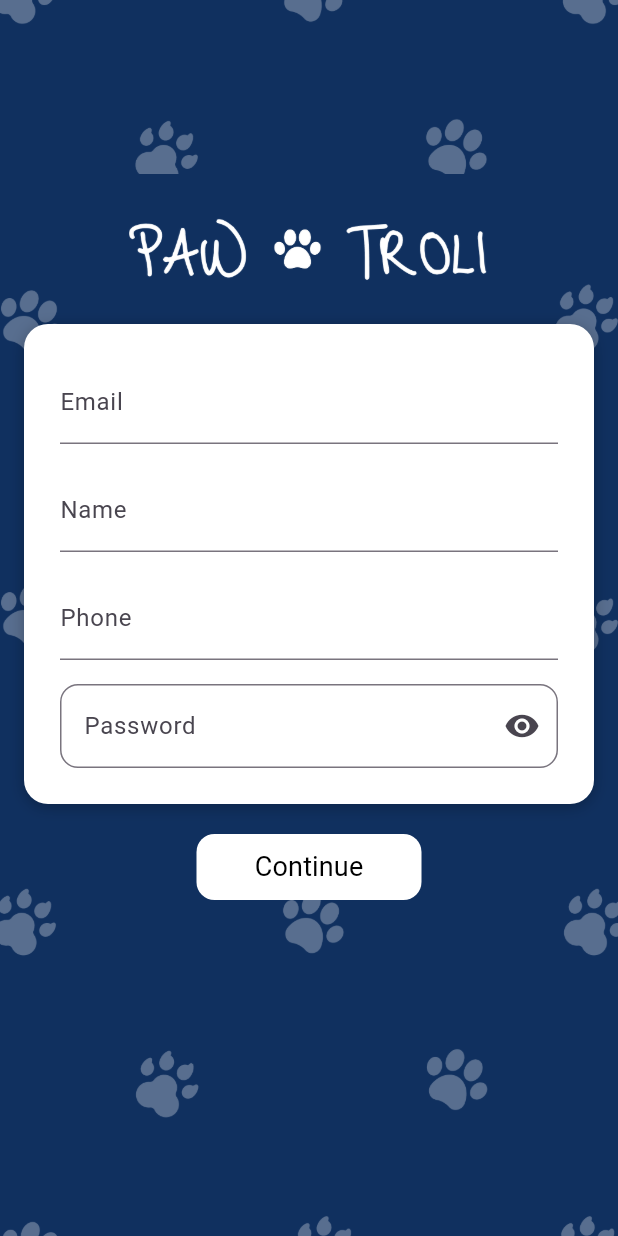
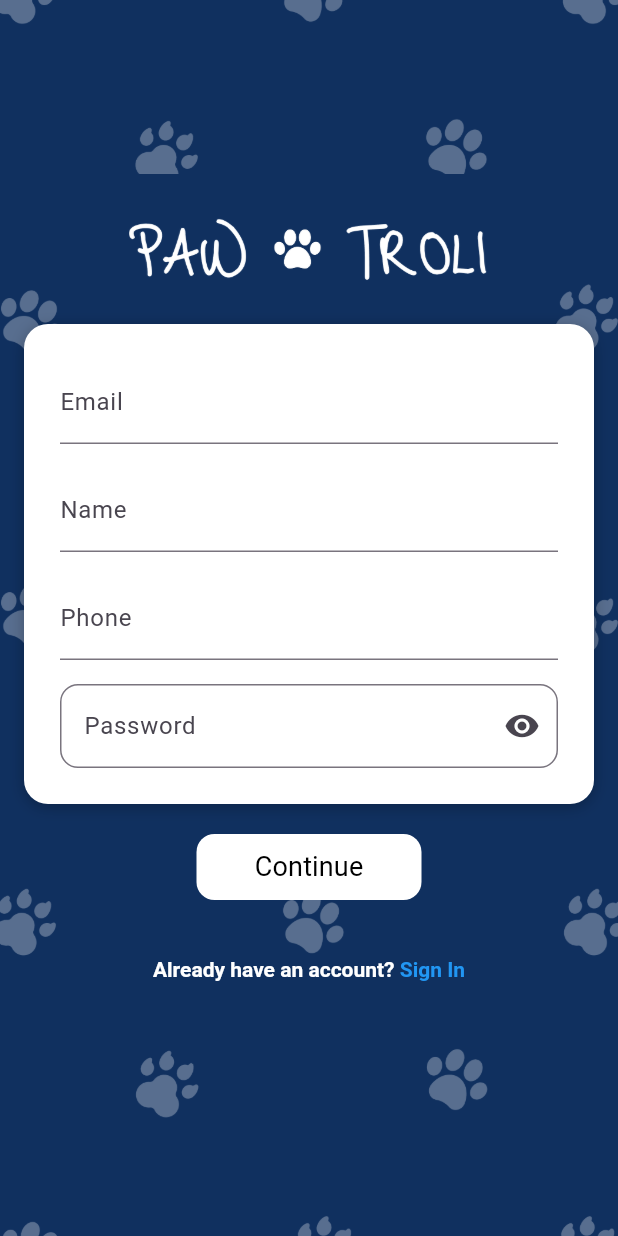
Before and after one commit to AlbertNS618/Pawtroli, a Flutter app: the RegisterScreen screen opened directly with empty values, on a phone screen of 412 x 824 dp. Run offline on Flutter 3.47's test engine with Material 3 defaults, Android fonts, the phone set to English and light mode, and no system bars; our stand-ins replace cloud_firestore, firebase_auth, firebase_core, image_picker; accounts and stored records are empty; network calls fail; project files that could hold a hidden picture were left out.

Commit message:
feat: Enhance user authentication flow and chat functionality; add role management, improve error handling, and implement message polling

```diff
--- a/pawtroli/lib/models/user_model.dart
+++ b/pawtroli/lib/models/user_model.dart
@@ -4,21 +4,29 @@ class UserModel {
   final String email;
   final String name;
   final String phone;
+  final String role; // Default role
 
-  UserModel({required this.id, required this.email, required this.name, required this.phone});
+  UserModel({
+    required this.id,
+    required this.email,
+    required this.name,
+    required this.phone,
+    this.role = 'user', // Set default role to 'user'
+  });
 
   Map<String, dynamic> toJson() => {
     'id': id,
     'email': email,
     'name': name,
     'phone': phone,
-    'role': 'user', // Default role
+    'role': role, // Use the actual role value
   };
 
   factory UserModel.fromJson(Map<String, dynamic> json) => UserModel(
-    id: json["id"] ?? "",
+    id: json["uid"] ?? "",
     name: json["name"] ?? "",
-    email: json["type"] ?? "",
-    phone: json["age"] ?? "",
+    email: json["email"] ?? "",
+    phone: json["phone"] ?? "",
+    role: json["role"] ?? 'user', // Default to 'user' if not provided
   );
 }
--- a/pawtroli/lib/screens/home_page.dart
+++ b/pawtroli/lib/screens/home_page.dart
@@ -3,6 +3,7 @@ import 'package:flutter/material.dart';
 import 'package:pawtroli/screens/chat_page.dart';
 import 'package:firebase_auth/firebase_auth.dart';
 import 'admin_chat_list_page.dart';
+import 'dart:developer' as developer;
 
 class HomePage extends StatelessWidget {
   const HomePage({super.key});
@@ -104,9 +105,9 @@ class HomePage extends StatelessWidget {
         ),
         onPressed: () async {
           if (title == "Chat Button") {
-            print('Chat Button pressed');
+            developer.log('Chat Button pressed');
             final user = FirebaseAuth.instance.currentUser;
-            print(user);
+            developer.log('user: $user');
             if (user == null) {
               ScaffoldMessenger.of(context).showSnackBar(
                 const SnackBar(content: Text('You must be signed in!')),
--- a/pawtroli/lib/screens/register_screen.dart
+++ b/pawtroli/lib/screens/register_screen.dart
@@ -4,7 +4,8 @@ import '../widgets/logo_header.dart';
 
 class RegisterScreen extends StatefulWidget {
   final Function(String userId) onRegister;
-  const RegisterScreen({super.key, required this.onRegister});
+  final VoidCallback onSigninTap;
+  const RegisterScreen({super.key, required this.onRegister, required this.onSigninTap});
 
   @override
   State<RegisterScreen> createState() => _RegisterScreenState();
@@ -195,6 +196,26 @@ class _RegisterScreenState extends State<RegisterScreen> {
                             ),
                     ),
                   ),
+                  TextButton(
+                    onPressed: widget.onSigninTap,
+                    child: Padding(
+                      padding: EdgeInsets.only(top: 30),
+                      child: RichText(
+                        text: TextSpan(
+                          children: [
+                            TextSpan(
+                              text: "Already have an account? ",
+                              style: TextStyle(color: Colors.white, fontWeight: FontWeight.bold),
+                            ),
+                            TextSpan(
+                              text: "Sign In",
+                              style: TextStyle(color: Colors.blue, fontWeight: FontWeight.bold),
+                            ),
+                          ],
+                        ),
+                      ),
+                    ),
+                  ),
                 ],
               ),
             ),
--- a/pawtroli/lib/services/api_constants.dart
+++ b/pawtroli/lib/services/api_constants.dart
@@ -1,10 +1,10 @@
 // lib/services/api_constants.dart
 class ApiConstants {
-  static const String baseUrl = 'http://192.168.0.164:8080';
-  static const String register = '$baseUrl/register';
-  static const String login = '$baseUrl/secure-endpoint';
-  static const String pets = '$baseUrl/pets';
-  static const String feeds = '$baseUrl/feeds';
-  static const String chats = '$baseUrl/chats';
-  static const String messages = '$baseUrl/chats'; // Use as $messages/{roomId}/messages
+  static const String baseUrl = "http://192.168.0.164:8080";
+  static const String register = "$baseUrl/register";
+  static const String login = "$baseUrl/login";
+  static const String pets = "$baseUrl/pets";
+  static const String feeds = "$baseUrl/feeds";
+  static const String chats = "$baseUrl/chats";
+  static const String messages = "$baseUrl/chats"; // Use as $messages/{roomId}/messages
 }
--- a/pawtroli/lib/services/auth_service.dart
+++ b/pawtroli/lib/services/auth_service.dart
@@ -4,19 +4,22 @@ import 'dart:convert';
 import 'dart:async';
 import 'package:pawtroli/models/user_model.dart';
 import 'package:pawtroli/services/api_constants.dart';
+import 'dart:developer' as developer;
 
 class AuthService {
+   final FirebaseAuth _auth = FirebaseAuth.instance;
+
   Future<UserModel> signInWithEmail(String email, String password) async {
     try {
-      print('Starting Firebase sign in');
-      final credential = await FirebaseAuth.instance.signInWithEmailAndPassword(
+      developer.log('Starting Firebase sign in', name: 'AuthService');
+      final credential = await _auth.signInWithEmailAndPassword(
         email: email,
         password: password,
       );
-      print('Firebase sign in done');
+      developer.log('Firebase sign in done', name: 'AuthService');
       final token = await credential.user?.getIdToken();
-      print('Got token $token');
-
+      developer.log('Got token $token', name: 'AuthService');
+      developer.log('Making HTTP request to backend', name: 'AuthService');
       final response = await http
           .post(
             Uri.parse(ApiConstants.login),
@@ -25,11 +28,11 @@ class AuthService {
               'Authorization': 'Bearer $token',
             },
           )
-          .timeout(const Duration(seconds: 10)); // <-- Add timeout here
+        .timeout(const Duration(seconds: 10));
 
-      print('HTTP response received');
-      print('Response status: ${response.statusCode}');
-      print('Response body: ${response.body}');
+      developer.log('HTTP response received', name: 'AuthService');
+      developer.log('Response status: ${response.statusCode}', name: 'AuthService');
+      developer.log('Response body: ${response.body}', name: 'AuthService');
 
       if (response.statusCode != 200) {
         throw Exception('Backend error: ${response.body}');
@@ -41,7 +44,24 @@ class AuthService {
     } on TimeoutException {
       throw Exception('Sign in request timed out. Please try again.');
     } on FirebaseAuthException catch (e) {
-      throw Exception(e.message);
+      switch (e.code) {
+        case 'invalid-email':
+          throw AuthException('The email address is not valid.');
+        case 'user-disabled':
+          throw AuthException('This user account has been disabled.');
+        case 'user-not-found':
+          throw AuthException('No account found for that email.');
+        case 'wrong-password':
+        case 'invalid-credential':
+        case 'invalid-password':
+          developer.log('${e.message}', name: 'AuthService', error: e);
+          throw AuthException('Incorrect email or password. Please try again.');
+        default:
+          throw AuthException('Sign in failed: ${e.message ?? e.code}');
+      }
+    } catch (e) {
+      throw AuthException('An error occurred. Please try again.');
+      // throw e;
     }
   }
 
@@ -68,7 +88,7 @@ class AuthService {
           "phone": phone,
           "role": "user", // Default role
         }),
-      );
+      ).timeout(const Duration(seconds: 10));
 
       if (response.statusCode != 200) {
         throw Exception('Register failed: ${response.body}');
@@ -92,3 +112,11 @@ class AuthService {
   }
 
 }
+
+class AuthException implements Exception {
+  final String message;
+  AuthException(this.message);
+
+  @override
+  String toString() => message;
+}
```
Also changed, not shown: pawtroli/lib/main.dart (+4 -4 lines), pawtroli/lib/screens/admin_chat_list_page.dart (+6 -5 lines), pawtroli/lib/screens/chat_page.dart (+64 -15 lines), pawtroli/lib/screens/signin_screen.dart (+13 -15 lines).
